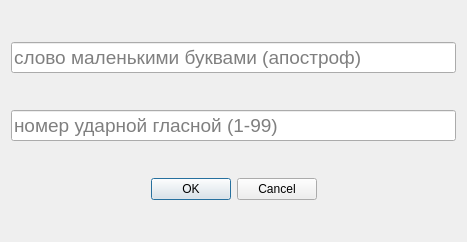
This is AddNewWordDialog.ui in nektonick/AccentTest2.0 as Qt 5 draws it before an edit. The edited form follows.
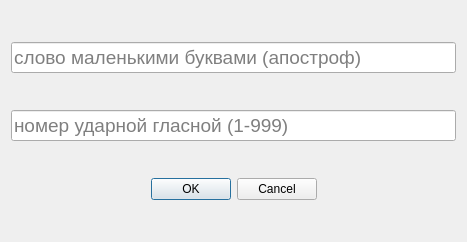
This is the edited form.

The edit to the form file:
```diff
--- a/AddNewWordDialog.ui
+++ b/AddNewWordDialog.ui
@@ -37,7 +37,7 @@
       <bool>false</bool>
      </property>
      <property name="placeholderText">
-      <string>номер ударной гласной (1-99)</string>
+      <string>номер ударной гласной (1-999)</string>
      </property>
     </widget>
    </item>
```
